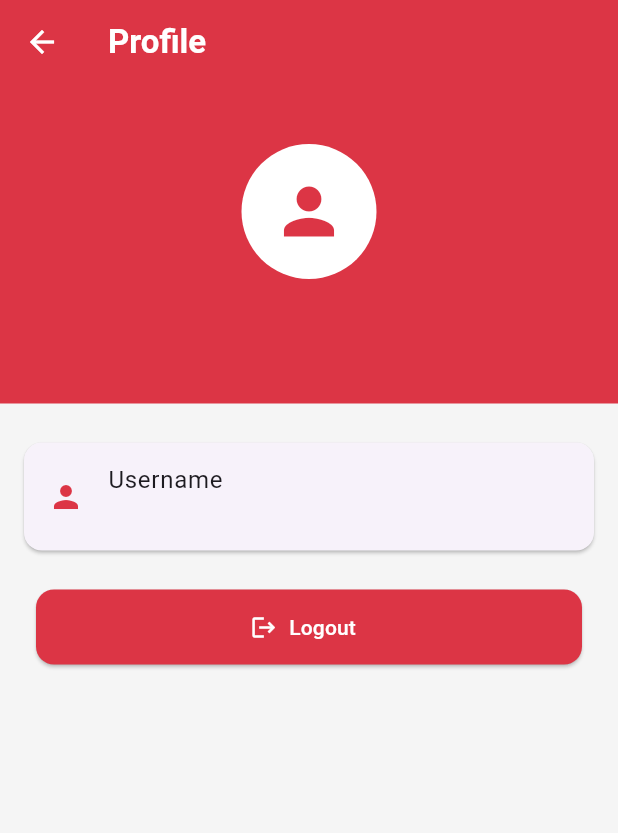
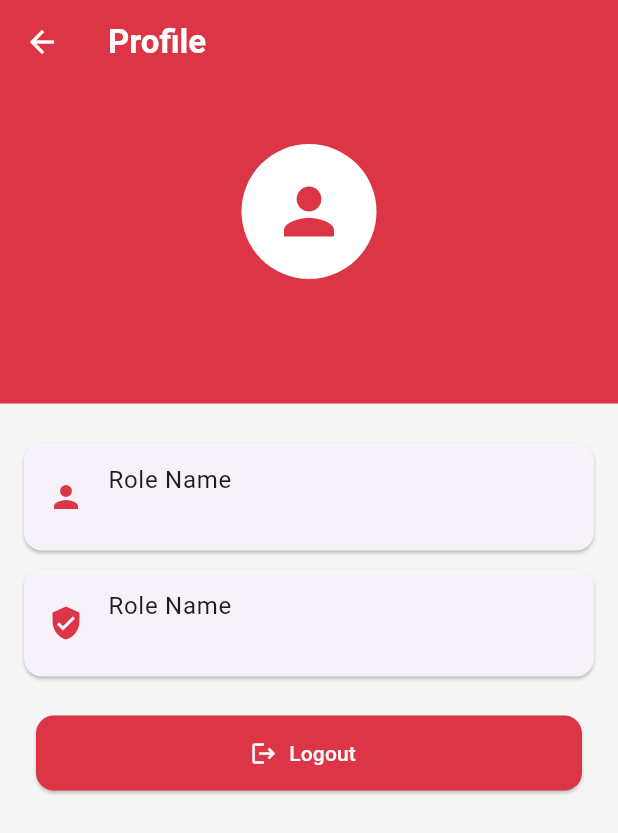
Before and after one commit to Amaanvikar/Pre_Sale, a Flutter app: the ProfileScreen screen opened directly, on a phone screen of 412 x 824 dp. Shown: the top 833 px of the screen. Run offline on Flutter 3.47's test engine with Material 3 defaults, Android fonts, the phone set to English and light mode, and no system bars; our stand-ins replace shared_preferences, sqflite; accounts and stored records are empty.

```diff
--- a/lib/Api/Helper/sharedPreferences.dart
+++ b/lib/Api/Helper/sharedPreferences.dart
@@ -5,6 +5,8 @@ class SharedPreferenceHelper {
   static const String keyUserName = "user_name";
   static const String keyUserId = "user_id";
   static const String keyIsLoggedIn = "is_logged_in";
+  static const String _roleIdKey = 'roleId';
+  static const String _roleNameKey = 'roleName';
 
   Future<void> saveToken(String token) async {
     final prefs = await SharedPreferences.getInstance();
@@ -43,6 +45,26 @@ class SharedPreferenceHelper {
     return prefs.getInt(keyUserId);
   }
 
+  static Future<void> setRoleId(int roleId) async {
+    final prefs = await SharedPreferences.getInstance();
+    await prefs.setInt(_roleIdKey, roleId);
+  }
+
+  static Future<int?> getRoleId() async {
+    final prefs = await SharedPreferences.getInstance();
+    return prefs.getInt(_roleIdKey);
+  }
+
+  static Future<void> setRoleName(String roleName) async {
+    final prefs = await SharedPreferences.getInstance();
+    await prefs.setString(_roleNameKey, roleName);
+  }
+
+  static Future<String?> getRoleName() async {
+    final prefs = await SharedPreferences.getInstance();
+    return prefs.getString(_roleNameKey);
+  }
+
   static Future<bool> isLoggedIn() async {
     final prefs = await SharedPreferences.getInstance();
     return prefs.getBool(keyIsLoggedIn) ?? false;
--- a/lib/Api/Model/getUserRoleModel.dart
+++ b/lib/Api/Model/getUserRoleModel.dart
@@ -67,4 +67,8 @@ class UserRole {
       isPdfDownload: map['IsPDFDownload'] == 1,
     );
   }
+  @override
+  String toString() {
+    return 'UserRole(roleId: $roleId, roleName: $roleName, vertical: $verticalName)';
+  }
 }
--- a/lib/widgets/profileScreen.dart
+++ b/lib/widgets/profileScreen.dart
@@ -12,7 +12,8 @@ class ProfileScreen extends StatefulWidget {
 
 class _ProfileScreenState extends State<ProfileScreen> {
   String userName = 'User';
-  String? email;
+  String? roleName;
+  int? roleId;
 
   @override
   void initState() {
@@ -22,10 +23,13 @@ class _ProfileScreenState extends State<ProfileScreen> {
 
   Future<void> loadUserData() async {
     final name = await SharedPreferenceHelper.getUserName();
-    // final storedEmail = await SharedPreferenceHelper.getUserEmail(); // Optional
+    final storedRoleName = await SharedPreferenceHelper.getRoleName();
+    final storedRoleId = await SharedPreferenceHelper.getRoleId();
+
     setState(() {
       userName = name ?? 'User';
-      // email = storedEmail;
+      roleName = storedRoleName;
+      roleId = storedRoleId;
     });
   }
 
@@ -66,21 +70,23 @@ class _ProfileScreenState extends State<ProfileScreen> {
                   ),
                   const SizedBox(height: 12),
                   Text(
-                    userName,
+                    roleName ?? 'Role',
                     style: const TextStyle(
                       color: Colors.white,
                       fontSize: 22,
                       fontWeight: FontWeight.w600,
                     ),
                   ),
-                  if (email != null)
-                    Text(email!, style: const TextStyle(color: Colors.white70)),
                 ],
               ),
             ),
             const SizedBox(height: 20),
-            _buildProfileItem(Icons.person, 'Username', userName),
-            // _buildProfileItem(Icons.email, 'Email', email ?? 'Not available'),
+            _buildProfileItem(Icons.person, 'Role Name', roleName ?? 'Role'),
+
+            if (roleId != null)
+              _buildProfileItem(Icons.vpn_key, 'Role ID', roleId.toString()),
+            if (roleName != null)
+              _buildProfileItem(Icons.verified_user, 'Role Name', roleName!),
             const SizedBox(height: 20),
             Padding(
               padding: const EdgeInsets.symmetric(horizontal: 24.0),
```
Also changed, not shown: lib/Api/Services/userServices.dart (added, +47 -0 lines), lib/Auth/loginScreen.dart (+18 -4 lines), lib/Screens/dashboardScreen.dart (+16 -1 lines), 1 other file.
